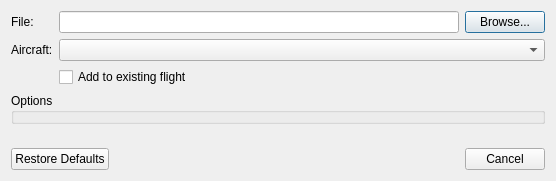
till213/SkyDolly, file src/Plugin/src/BasicImportDialog.ui: the form before one commit.
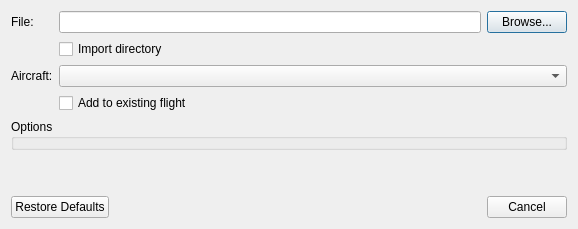
The form after the commit. Custom widgets are drawn as their Qt base class.

Commit message:
Add import directory option
- Rename settings to pluginSettings (to distinguish from the global
application settings)

Diff of the .ui file:
```diff
--- a/src/Plugin/src/BasicImportDialog.ui
+++ b/src/Plugin/src/BasicImportDialog.ui
@@ -6,8 +6,8 @@
    <rect>
     <x>0</x>
     <y>0</y>
-    <width>556</width>
-    <height>181</height>
+    <width>578</width>
+    <height>229</height>
    </rect>
   </property>
   <property name="windowTitle">
@@ -44,17 +44,24 @@
        </item>
       </layout>
      </item>
-     <item row="1" column="0">
+     <item row="1" column="1">
+      <widget class="QCheckBox" name="importDirectoryCheckBox">
+       <property name="text">
+        <string>Import directory</string>
+       </property>
+      </widget>
+     </item>
+     <item row="2" column="0">
       <widget class="QLabel" name="aircraftLabel">
        <property name="text">
         <string>Aircraft:</string>
        </property>
       </widget>
      </item>
-     <item row="1" column="1">
-      <widget class="AircraftSelectionComboBox" name="aircraftSelectionComboBox"/>
-     </item>
      <item row="2" column="1">
+      <widget class="AircraftSelectionComboBox" name="aircraftSelectionComboBox"/>
+     </item>
+     <item row="3" column="1">
       <widget class="QCheckBox" name="addToFlightCheckBox">
        <property name="text">
         <string>Add to existing flight</string>
```
The commit also changes 28 other files.
